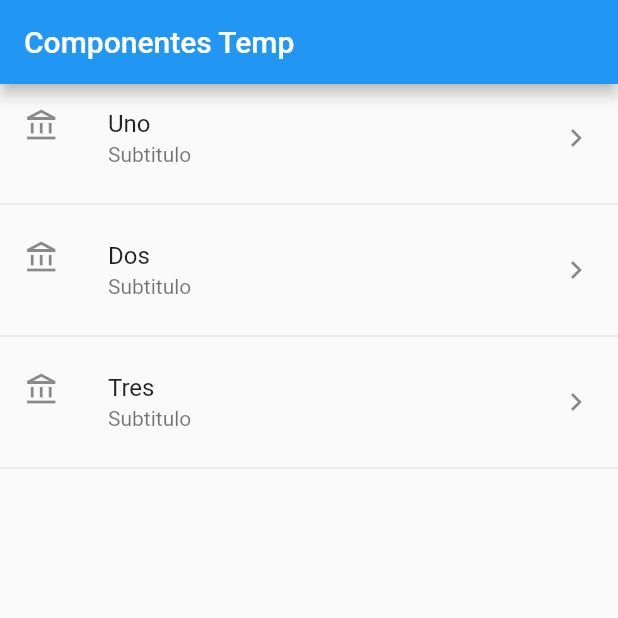
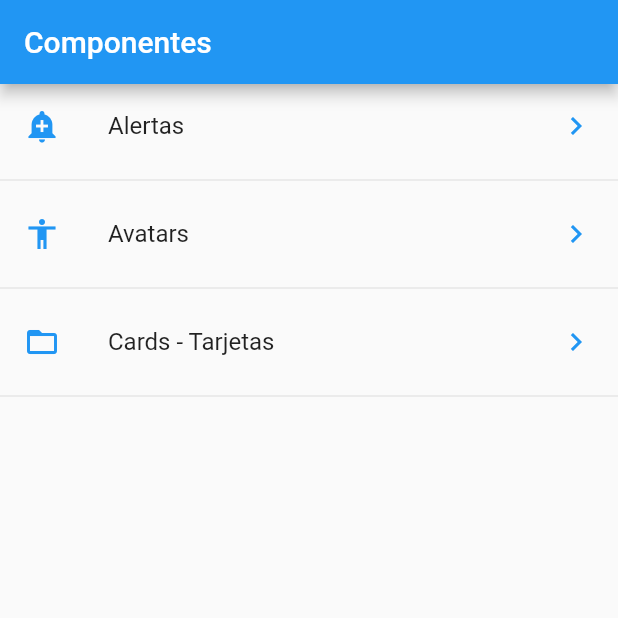
Before and after one commit to Oscar-Espana/Flutter---Componentes, a Flutter app: the screen it shows after launch, on a phone screen of 412 x 824 dp, the top half of it. Run offline on Flutter 3.47's test engine with Material 2 defaults, Android fonts, the phone set to English and light mode, and no system bars.

Commit message:
Leer un archivo JSON local y mostrarlo en la lista

```diff
--- /dev/null
+++ b/data/menu_opts.json
@@ -0,0 +1,20 @@
+{
+    "nombreApp" : "Componentes",
+    "rutas" : [
+        {
+            "ruta" : "alert",
+            "icon" : "add_alert",
+            "texto": "Alertas"
+        },
+        {
+            "ruta" : "avatar",
+            "icon" : "accessibility",
+            "texto": "Avatars"
+        },
+        {
+            "ruta" : "card",
+            "icon" : "folder_open",
+            "texto": "Cards - Tarjetas"
+        }
+    ]
+}
--- a/lib/main.dart
+++ b/lib/main.dart
@@ -1,5 +1,6 @@
-import 'package:componentes/src/pages/home_temp.dart';
 import 'package:flutter/material.dart';
+import 'package:componentes/src/pages/home_page.dart';
+// import 'package:componentes/src/pages/home_temp.dart';
 
 void main() => runApp(MyApp());
 
@@ -9,7 +10,7 @@
     return MaterialApp(
       debugShowCheckedModeBanner: false,
       title: 'Componentes',
-      home: HomePageTemp(),
+      home: HomePage(),
     );
   }
 }
--- /dev/null
+++ b/lib/src/pages/home_page.dart
@@ -0,0 +1,36 @@
+import 'package:componentes/src/provider/menu_provider.dart';
+import 'package:componentes/src/utils/icono_string_util.dart';
+import 'package:flutter/material.dart';
+
+class HomePage extends StatelessWidget {
+  @override
+  Widget build(BuildContext context) {
+    return Scaffold(appBar: AppBar(title: Text('Componentes')), body: _lista());
+  }
+
+  Widget _lista() {
+    return FutureBuilder(
+        future: menuProvider.cargarData(),
+        initialData: [],
+        builder: (BuildContext context, AsyncSnapshot<List<dynamic>> snapshot) {
+          return ListView(
+            children: _listItems(snapshot.data),
+          );
+        });
+  }
+
+  List<Widget> _listItems(List<dynamic>? data) {
+    final List<Widget> opciones = [];
+    data?.forEach((opt) {
+      final widgetTemp = ListTile(
+        title: Text(opt['texto']),
+        leading: getIcon(opt['icon']),
+        trailing: Icon(Icons.keyboard_arrow_right, color: Colors.blue),
+        onTap: () {},
+      );
+      opciones..add(widgetTemp)..add(Divider());
+    });
+
+    return opciones;
+  }
+}
--- /dev/null
+++ b/lib/src/utils/icono_string_util.dart
@@ -0,0 +1,11 @@
+import 'package:flutter/material.dart';
+
+final _icons = <String, IconData>{
+  'add_alert': Icons.add_alert,
+  'accessibility': Icons.accessibility,
+  'folder_open': Icons.folder_open
+};
+
+Icon getIcon(String nombreIcono) {
+  return Icon(_icons[nombreIcono], color: Colors.blue);
+}
--- a/pubspec.yaml
+++ b/pubspec.yaml
@@ -45,7 +45,8 @@
   uses-material-design: true
 
   # To add assets to your application, add an assets section, like this:
-  # assets:
+  assets:
+      - data/menu_opts.json
   #   - images/a_dot_burr.jpeg
   #   - images/a_dot_ham.jpeg
 
```
Also changed, not shown: lib/src/provider/menu_provider.dart (added, +19 -0 lines).
